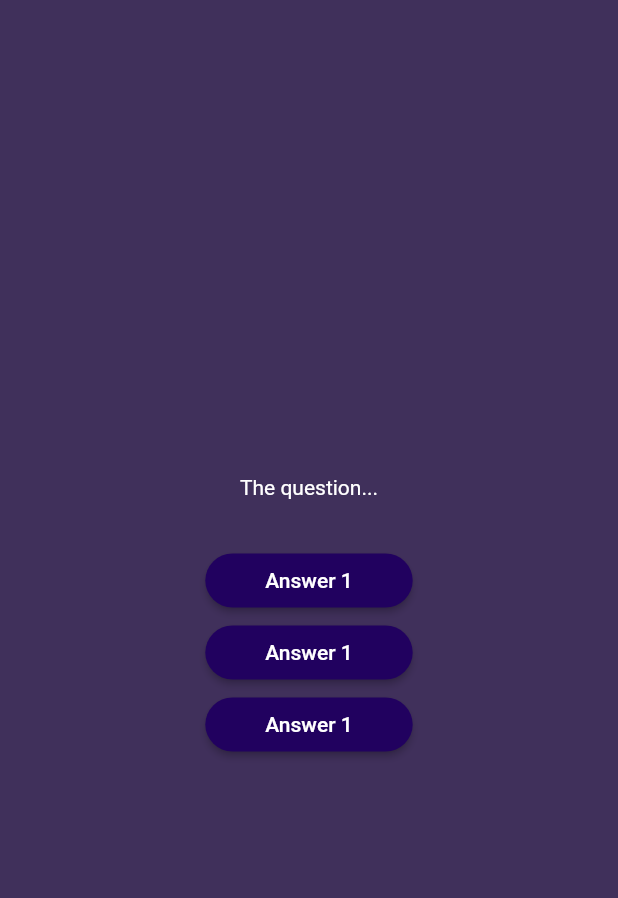
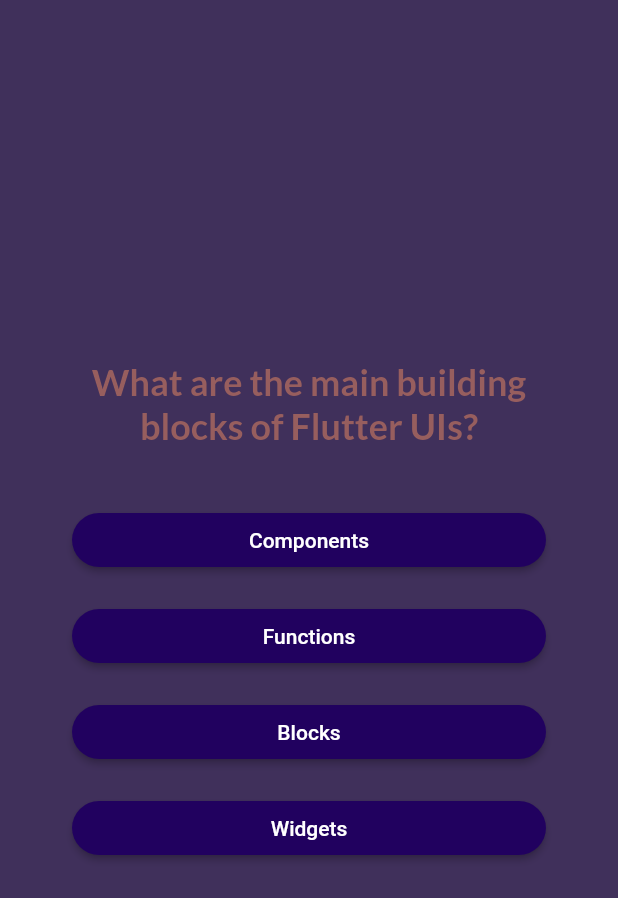
Before and after one commit to Xcheche/adv_basics, a Flutter app: the screen it shows after launch, after a tap on "Start Quiz", on a phone screen of 412 x 824 dp. Shown: the top 898 px of the screen. Run offline on Flutter 3.47's test engine with Material 2 defaults, Android fonts, the phone set to English and light mode, and no system bars; our stand-ins replace google_fonts.

Commit message:
google fonts added

```diff
--- a/lib/answer_button.dart
+++ b/lib/answer_button.dart
@@ -7,7 +7,9 @@ class AnswerButton extends StatelessWidget {
   final void Function() onTap;
   @override
   Widget build(BuildContext context) {
-    return ElevatedButton(
+    return Padding(
+      padding: const EdgeInsets.all(8.0),
+      child: ElevatedButton(
         onPressed: onTap,
         style: ElevatedButton.styleFrom(
           padding: const EdgeInsets.symmetric(vertical: 10, horizontal: 40),
@@ -17,7 +19,11 @@ class AnswerButton extends StatelessWidget {
             borderRadius: BorderRadius.circular(40),
           ),
         ),
-      child: const Text('Answer 1'),
+        child: Text(
+          answerText,
+          textAlign: TextAlign.center,
+        ),
+      ),
     );
   }
 }
--- a/lib/models/quiz_question.dart
+++ b/lib/models/quiz_question.dart
@@ -3,4 +3,10 @@ class QuizQuestion {
 
   final String text;
   final List<String> answers;
+
+  List<String> getShuffledAnswers() {
+    final shuffledList = List.of(answers);
+    shuffledList.shuffle();
+    return shuffledList;
+  }
 }
--- a/lib/questions_screen.dart
+++ b/lib/questions_screen.dart
@@ -1,5 +1,7 @@
 import 'package:flutter/material.dart';
 import 'package:adv_basics/answer_button.dart';
+import 'package:adv_basics/data/questions.dart';
+import 'package:google_fonts/google_fonts.dart';
 
 class QuestionScreen extends StatefulWidget {
   const QuestionScreen({super.key});
@@ -9,22 +11,40 @@ class QuestionScreen extends StatefulWidget {
 }
 
 class _QuestionScreenState extends State<QuestionScreen> {
+  var currentQuestionIndex = 0;
+
+  answerQuestion() {
+    // currentQuestionIndex = currentQuestionIndex + 1;
+    setState(() {
+      currentQuestionIndex++;
+    });
+  }
+
   @override
   Widget build(BuildContext context) {
+    final currentQuestion = questions[currentQuestionIndex];
     return SizedBox(
       width: double.infinity,
+      child: Container(
+        margin: const EdgeInsets.all(40),
         child: Column(
           mainAxisAlignment: MainAxisAlignment.center,
+          crossAxisAlignment: CrossAxisAlignment.stretch,
           children: [
-          const Text(
-            'The question...',
-            style: TextStyle(color: Colors.white),
+            Text(
+              currentQuestion.text,
+              style: GoogleFonts.lato(
+                  color: const Color.fromARGB(255, 151, 94, 94),
+                  fontSize: 24,
+                  fontWeight: FontWeight.bold),
+              textAlign: TextAlign.center,
             ),
             const SizedBox(height: 30),
-          AnswerButton(onTap: () {}, answerText: 'Answer 1'),
-          AnswerButton(onTap: () {}, answerText: 'Answer 2'),
-          AnswerButton(onTap: () {}, answerText: 'Answer 3'),
+            ...currentQuestion.getShuffledAnswers().map((answer) {
+              return AnswerButton(answerText: answer, onTap: (answerQuestion));
+            }),
           ],
+        ),
       ),
     );
   }
--- a/lib/start_screen.dart
+++ b/lib/start_screen.dart
@@ -1,4 +1,5 @@
 import 'package:flutter/material.dart';
+import 'package:google_fonts/google_fonts.dart';
 
 class StartScreen extends StatelessWidget {
   const StartScreen(this.startQuiz, {super.key});
@@ -37,7 +38,12 @@ class StartScreen extends StatelessWidget {
               shape: const StadiumBorder(),
             ),
             icon: const Icon(Icons.arrow_right_alt),
-            label: const Text('Start Quiz'),
+            label: Text(
+              'Start Quiz',
+              style: GoogleFonts.lato(
+                color: const Color.fromARGB(255, 151, 94, 94),
+              ),
+            ),
           ),
         ],
       ),
--- a/pubspec.yaml
+++ b/pubspec.yaml
@@ -34,6 +34,7 @@ dependencies:
   # The following adds the Cupertino Icons font to your application.
   # Use with the CupertinoIcons class for iOS style icons.
   cupertino_icons: ^1.0.2
+  google_fonts: ^6.1.0
 
 dev_dependencies:
   flutter_test:
```
Also changed, not shown: pubspec.lock, 1 other file. Lines whose indentation alone changed are shown as unchanged.
